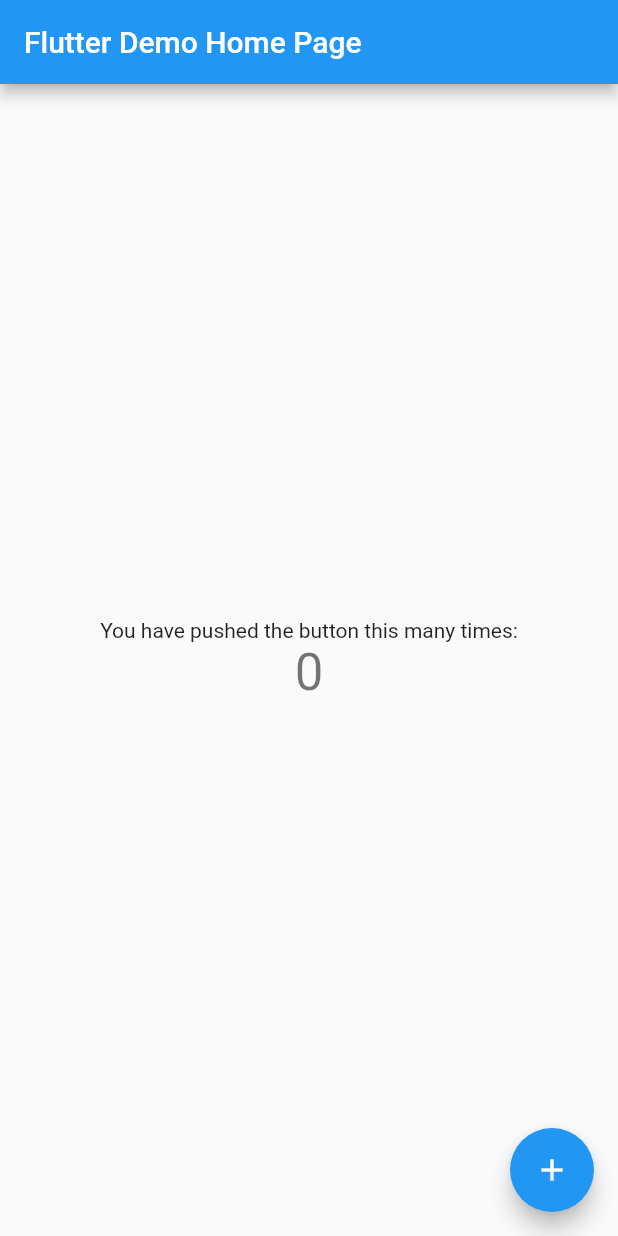
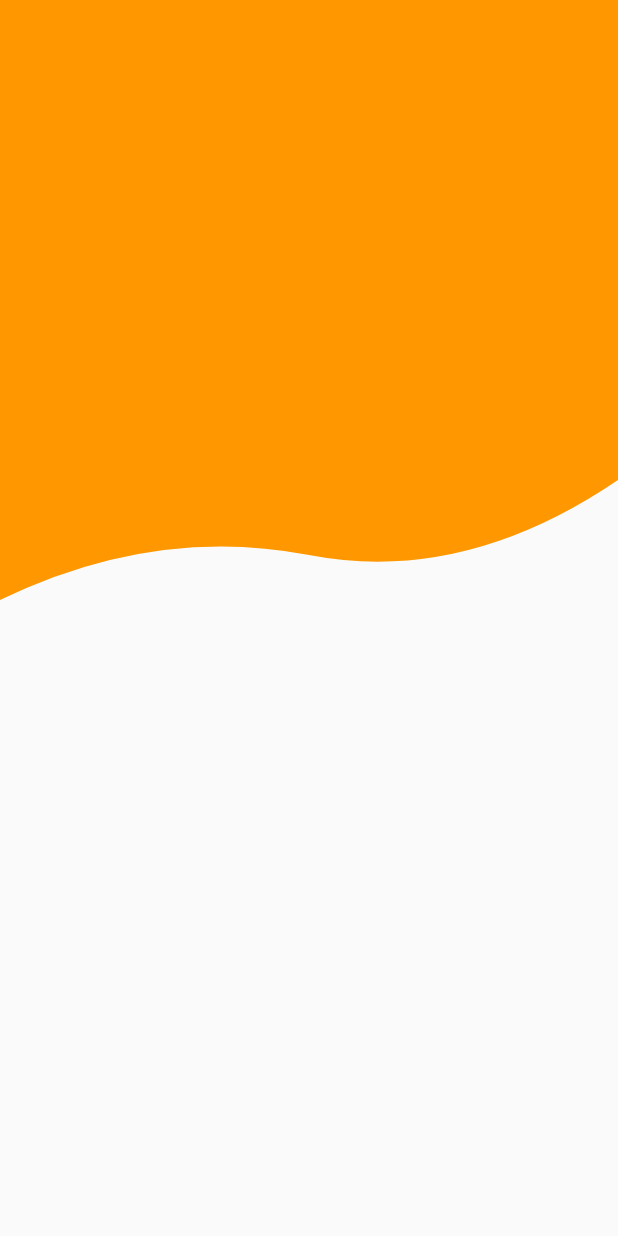
Before and after one commit to Miguel-Herrero/Flutter, a Flutter app: the screen it shows after launch, on a phone screen of 412 x 824 dp. Run offline on Flutter 3.47's test engine with Material 2 defaults, Android fonts, the phone set to English and light mode, and no system bars.

Commit message:
Add custom shape background

```diff
--- a/flight_list/lib/main.dart
+++ b/flight_list/lib/main.dart
@@ -1,4 +1,6 @@
 import 'package:flutter/material.dart';
+
+import 'package:flight_list/widgets/custom_shape_clipper.dart';
 
 void main() => runApp(MyApp());
 
@@ -6,106 +8,43 @@ class MyApp extends StatelessWidget {
   // This widget is the root of your application.
   @override
   Widget build(BuildContext context) {
-    return MaterialApp(
-      title: 'Flutter Demo',
-      theme: ThemeData(
-        // This is the theme of your application.
-        //
-        // Try running your application with "flutter run". You'll see the
-        // application has a blue toolbar. Then, without quitting the app, try
-        // changing the primarySwatch below to Colors.green and then invoke
-        // "hot reload" (press "r" in the console where you ran "flutter run",
-        // or simply save your changes to "hot reload" in a Flutter IDE).
-        // Notice that the counter didn't reset back to zero; the application
-        // is not restarted.
-        primarySwatch: Colors.blue,
+    return const MaterialApp(
+        title: 'Flight list',
+        debugShowCheckedModeBanner: false,
+        home: HomeScreen());
+  }
+}
+
+class HomeScreen extends StatelessWidget {
+  const HomeScreen();
+
+  @override
+  Widget build(BuildContext context) {
+    return Scaffold(
+      body: Column(
+        children: const <Widget>[HomeTop()],
       ),
-      home: const MyHomePage(title: 'Flutter Demo Home Page'),
     );
   }
 }
 
-class MyHomePage extends StatefulWidget {
-  const MyHomePage({Key key, this.title}) : super(key: key);
-
-  // This widget is the home page of your application. It is stateful, meaning
-  // that it has a State object (defined below) that contains fields that affect
-  // how it looks.
-
-  // This class is the configuration for the state. It holds the values (in this
-  // case the title) provided by the parent (in this case the App widget) and
-  // used by the build method of the State. Fields in a Widget subclass are
-  // always marked "final".
-
-  final String title;
-
+class HomeTop extends StatefulWidget {
+  const HomeTop();
   @override
-  _MyHomePageState createState() => _MyHomePageState();
+  State<StatefulWidget> createState() => _HomeTopState();
 }
 
-class _MyHomePageState extends State<MyHomePage> {
-  int _counter = 0;
-
-  void _incrementCounter() {
-    setState(() {
-      // This call to setState tells the Flutter framework that something has
-      // changed in this State, which causes it to rerun the build method below
-      // so that the display can reflect the updated values. If we changed
-      // _counter without calling setState(), then the build method would not be
-      // called again, and so nothing would appear to happen.
-      _counter++;
-    });
-  }
-
+class _HomeTopState extends State<HomeTop> {
   @override
   Widget build(BuildContext context) {
-    // This method is rerun every time setState is called, for instance as done
-    // by the _incrementCounter method above.
-    //
-    // The Flutter framework has been optimized to make rerunning build methods
-    // fast, so that you can just rebuild anything that needs updating rather
-    // than having to individually change instances of widgets.
-    return Scaffold(
-      appBar: AppBar(
-        // Here we take the value from the MyHomePage object that was created by
-        // the App.build method, and use it to set our appbar title.
-        title: Text(widget.title),
-      ),
-      body: Center(
-        // Center is a layout widget. It takes a single child and positions it
-        // in the middle of the parent.
-        child: Column(
-          // Column is also layout widget. It takes a list of children and
-          // arranges them vertically. By default, it sizes itself to fit its
-          // children horizontally, and tries to be as tall as its parent.
-          //
-          // Invoke "debug painting" (press "p" in the console, choose the
-          // "Toggle Debug Paint" action from the Flutter Inspector in Android
-          // Studio, or the "Toggle Debug Paint" command in Visual Studio Code)
-          // to see the wireframe for each widget.
-          //
-          // Column has various properties to control how it sizes itself and
-          // how it positions its children. Here we use mainAxisAlignment to
-          // center the children vertically; the main axis here is the vertical
-          // axis because Columns are vertical (the cross axis would be
-          // horizontal).
-          mainAxisAlignment: MainAxisAlignment.center,
-          children: <Widget>[
-            const Text(
-              'You have pushed the button this many times:',
-            ),
-            Text(
-              '$_counter',
-              style: Theme.of(context).textTheme.display1,
-            ),
-          ],
+    return Stack(children: <Widget>[
+      ClipPath(
+        clipper: CustomShapeClipper(),
+        child: Container(
+          height: 400.0,
+          color: Colors.orange,
         ),
       ),
-      floatingActionButton: FloatingActionButton(
-        onPressed: _incrementCounter,
-        tooltip: 'Increment',
-        child: const Icon(Icons.add),
-      ), // This trailing comma makes auto-formatting nicer for build methods.
-    );
+    ]);
   }
 }
--- /dev/null
+++ b/flight_list/lib/widgets/custom_shape_clipper.dart
@@ -0,0 +1,26 @@
+import 'package:flutter/material.dart';
+
+class CustomShapeClipper extends CustomClipper<Path> {
+  @override
+  Path getClip(Size size) {
+    final Path path = Path();
+
+    path.lineTo(0.0, size.height);
+
+    final Offset firstControlPoint = Offset(size.width * 0.25, size.height - 50.0);
+    final Offset firstEndpoint = Offset(size.width * 0.5, size.height - 30.0);
+    path.quadraticBezierTo(firstControlPoint.dx, firstControlPoint.dy, firstEndpoint.dx, firstEndpoint.dy);
+
+    final Offset secondControlPoint = Offset(size.width * 0.75, size.height - 10.0);
+    final Offset secondEndpoint = Offset(size.width, size.height - 80.0);
+    path.quadraticBezierTo(secondControlPoint.dx, secondControlPoint.dy, secondEndpoint.dx, secondEndpoint.dy);
+
+    path.lineTo(size.width, 0.0);
+    path.close();
+
+    return path;
+  }
+
+  @override
+  bool shouldReclip(CustomClipper oldClipper) => true;
+}
```
Also changed, not shown: 1 other file.
